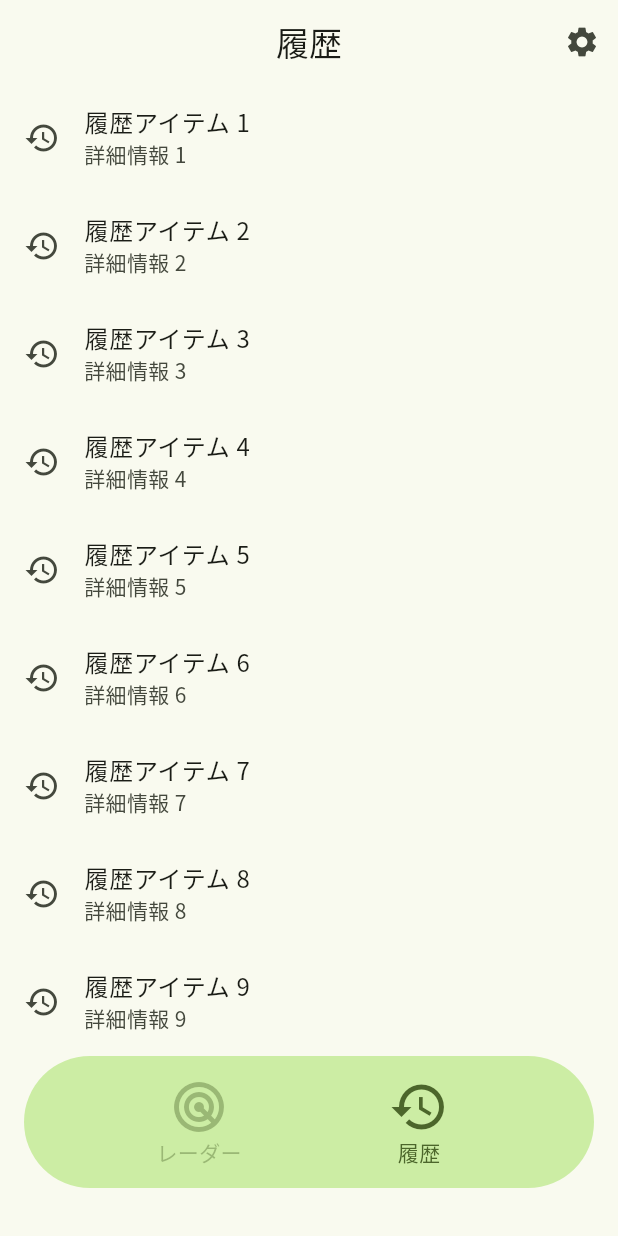
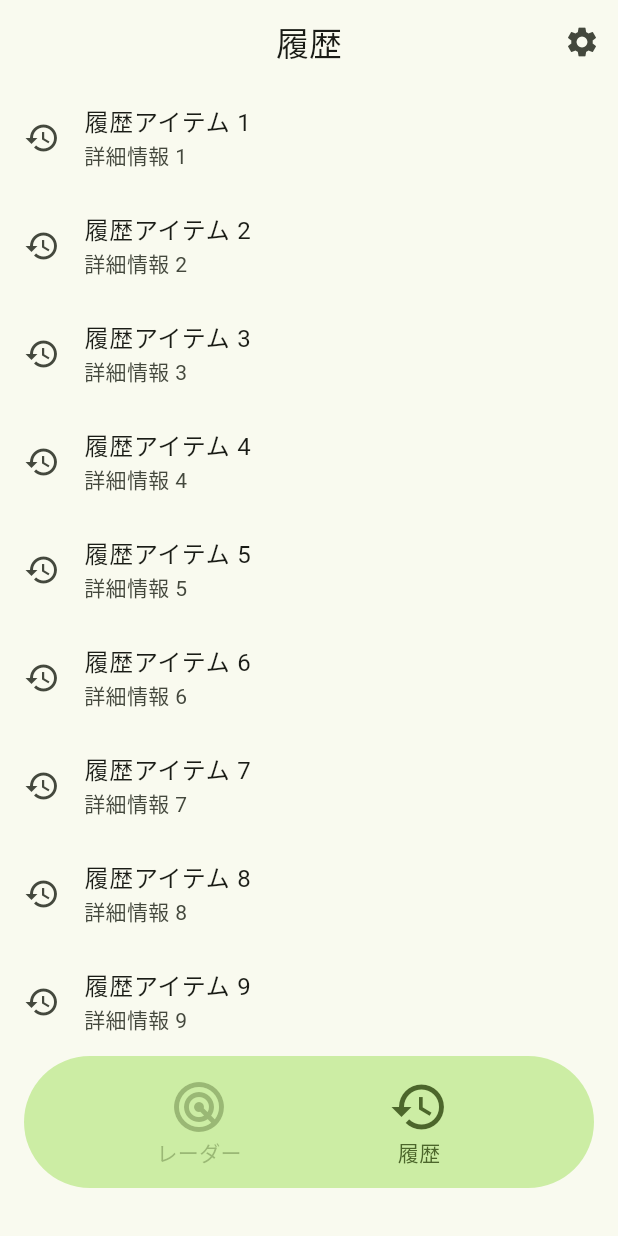
Before and after one commit to Chika0221/YorimichiRadar, a Flutter app: the screen it shows after launch, after a tap on "履歴", on a phone screen of 412 x 824 dp. Run offline on Flutter 3.47's test engine with Material 3 defaults, Android fonts, the light colour scheme and no system bars; our stand-ins replace google_fonts, hooks_riverpod; Roboto replaces fonts that are missing (Boku2).

Commit message:
フォント変更

```diff
--- a/lib/pages/main.dart
+++ b/lib/pages/main.dart
@@ -16,16 +16,20 @@ class MyApp extends HookConsumerWidget {
   Widget build(BuildContext context, WidgetRef ref) {
     final brightness = View.of(context).platformDispatcher.platformBrightness;
 
-    TextTheme textTheme = createTextTheme(
-      context,
-      "Noto Sans JP",
-      "Noto Sans JP",
-    );
+    // TextTheme textTheme = createTextTheme(
+    //   context,
+    //   "Noto Sans JP",
+    //   "Noto Sans JP",
+    // );
+
+    TextTheme textTheme = Theme.of(context).textTheme;
 
     MaterialTheme theme = MaterialTheme(textTheme);
 
     return MaterialApp(
-      theme: brightness == Brightness.light ? theme.light() : theme.dark(),
+      themeMode: ThemeMode.system,
+      theme: theme.light(),
+      darkTheme: theme.dark(),
       home: MainPage(),
     );
   }
--- a/lib/theme.dart
+++ b/lib/theme.dart
@@ -335,22 +335,20 @@ class MaterialTheme {
     return theme(darkHighContrastScheme());
   }
 
-
   ThemeData theme(ColorScheme colorScheme) => ThemeData(
-     useMaterial3: true,
-     brightness: colorScheme.brightness,
-     colorScheme: colorScheme,
-     textTheme: textTheme.apply(
-       bodyColor: colorScheme.onSurface,
-       displayColor: colorScheme.onSurface,
-     ),
-     scaffoldBackgroundColor: colorScheme.background,
-     canvasColor: colorScheme.surface,
+    useMaterial3: true,
+    brightness: colorScheme.brightness,
+    colorScheme: colorScheme,
+    //  textTheme: textTheme.apply(
+    //    bodyColor: colorScheme.onSurface,
+    //    displayColor: colorScheme.onSurface,
+    //  ),
+    fontFamily: "Boku2",
+    scaffoldBackgroundColor: colorScheme.background,
+    canvasColor: colorScheme.surface,
   );
 
-
-  List<ExtendedColor> get extendedColors => [
-  ];
+  List<ExtendedColor> get extendedColors => [];
 }
 
 class ExtendedColor {
```
Also changed, not shown: pubspec.yaml (+12 -0 lines), 2 other files.
